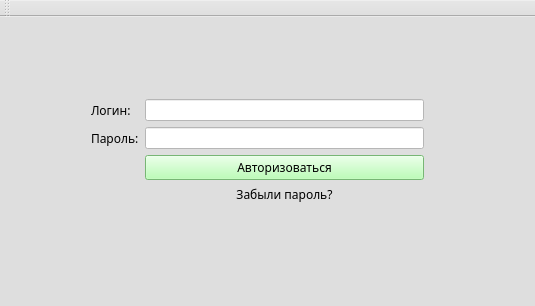
Qt form curs/project/beautySalon/mainwindow.ui (KirillLyanoy/visualProgramming2) before a commit.
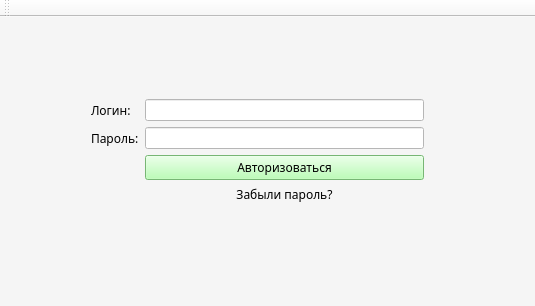
The same form after that commit.

```diff
--- a/curs/project/beautySalon/mainwindow.ui
+++ b/curs/project/beautySalon/mainwindow.ui
@@ -17,7 +17,7 @@
    <bool>false</bool>
   </property>
   <property name="styleSheet">
-   <string notr="true">background-color: rgb(222, 222, 222)</string>
+   <string notr="true">background-color: rgb(245, 245, 245)</string>
   </property>
   <widget class="QWidget" name="centralWidget">
    <layout class="QVBoxLayout" name="verticalLayout">
```
